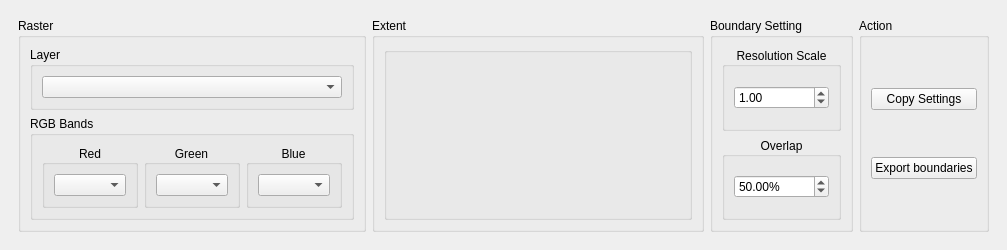
First picture: the form in ui/EncoderCopilot.ui, repository coolzhao/Geo-SAM, before the edit.
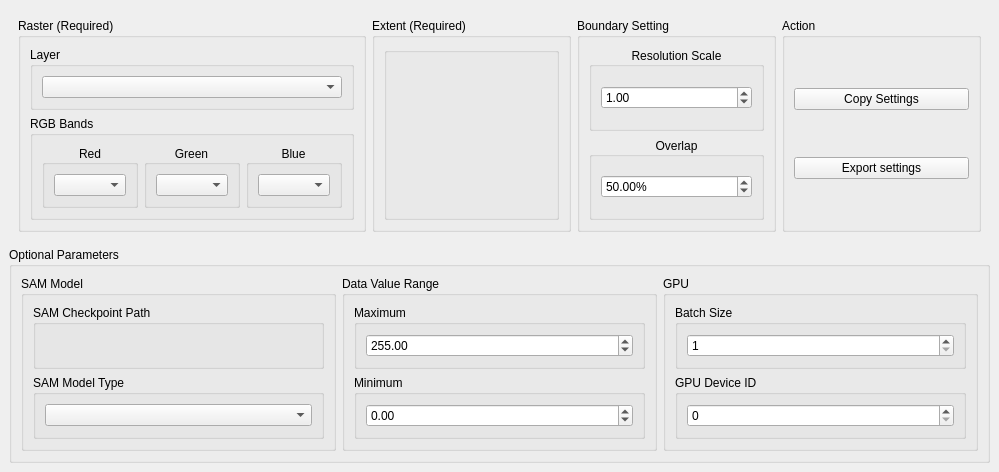
Second picture: the form after the edit. Custom widgets are drawn as their Qt base class.

Commit message: add all settings to EncoderCopilot & add export settings to file

What changed in the file:
```diff
--- a/ui/EncoderCopilot.ui
+++ b/ui/EncoderCopilot.ui
@@ -6,8 +6,8 @@
    <rect>
     <x>0</x>
     <y>0</y>
-    <width>1007</width>
-    <height>232</height>
+    <width>999</width>
+    <height>411</height>
    </rect>
   </property>
   <property name="maximumSize">
@@ -20,95 +20,22 @@
    <string>Encoder Copilot</string>
   </property>
   <widget class="QWidget" name="dockWidgetContents">
-   <layout class="QHBoxLayout" name="horizontalLayout">
+   <layout class="QGridLayout" name="gridLayout_12">
+    <item row="0" column="0">
+     <layout class="QVBoxLayout" name="verticalLayout_9">
     <item>
-     <widget class="QFrame" name="horizontalFrame">
+       <widget class="QWidget" name="horizontalWidget" native="true">
       <property name="maximumSize">
        <size>
         <width>160777</width>
         <height>360</height>
        </size>
       </property>
-      <layout class="QHBoxLayout" name="horizontalLayout_3" stretch="3,4,0,1">
-       <item>
-        <widget class="QGroupBox" name="groupBox_3">
-         <property name="title">
-          <string>Raster</string>
-         </property>
-         <layout class="QGridLayout" name="gridLayout_3">
-          <item row="1" column="0">
-           <widget class="QGroupBox" name="groupBox_2">
-            <property name="title">
-             <string>RGB Bands</string>
-            </property>
-            <layout class="QHBoxLayout" name="horizontalLayout_2">
-             <item>
-              <widget class="QGroupBox" name="groupBox_9">
-               <property name="title">
-                <string>Red</string>
-               </property>
-               <property name="alignment">
-                <set>Qt::AlignCenter</set>
-               </property>
-               <layout class="QGridLayout" name="gridLayout_9">
-                <item row="0" column="0">
-                 <widget class="QgsRasterBandComboBox" name="mRasterBandComboBox_R"/>
-                </item>
-               </layout>
-              </widget>
-             </item>
-             <item>
-              <widget class="QGroupBox" name="groupBox_10">
-               <property name="title">
-                <string>Green</string>
-               </property>
-               <property name="alignment">
-                <set>Qt::AlignCenter</set>
-               </property>
-               <layout class="QGridLayout" name="gridLayout_8">
-                <item row="0" column="0">
-                 <widget class="QgsRasterBandComboBox" name="mRasterBandComboBox_G"/>
-                </item>
-               </layout>
-              </widget>
-             </item>
-             <item>
-              <widget class="QGroupBox" name="groupBox_11">
-               <property name="title">
-                <string>Blue</string>
-               </property>
-               <property name="alignment">
-                <set>Qt::AlignCenter</set>
-               </property>
-               <layout class="QGridLayout" name="gridLayout_11">
-                <item row="0" column="0">
-                 <widget class="QgsRasterBandComboBox" name="mRasterBandComboBox_B"/>
-                </item>
-               </layout>
-              </widget>
-             </item>
-            </layout>
-           </widget>
-          </item>
-          <item row="0" column="0">
-           <widget class="QGroupBox" name="groupBox">
-            <property name="title">
-             <string>Layer</string>
-            </property>
-            <layout class="QGridLayout" name="gridLayout">
-             <item row="1" column="0">
-              <widget class="QgsMapLayerComboBox" name="mMapLayerComboBox"/>
-             </item>
-            </layout>
-           </widget>
-          </item>
-         </layout>
-        </widget>
-       </item>
-       <item>
+        <layout class="QGridLayout" name="gridLayout_10">
+         <item row="0" column="1">
         <widget class="QGroupBox" name="groupBox_4">
          <property name="title">
-          <string>Extent</string>
+            <string>Extent (Required)</string>
          </property>
          <layout class="QGridLayout" name="gridLayout_4">
           <item row="0" column="0">
@@ -124,7 +51,7 @@
          </layout>
         </widget>
        </item>
-       <item>
+         <item row="0" column="2">
         <widget class="QGroupBox" name="groupBox_5">
          <property name="title">
           <string>Boundary Setting</string>
@@ -204,7 +131,7 @@
          </layout>
         </widget>
        </item>
-       <item>
+         <item row="0" column="3">
         <widget class="QGroupBox" name="groupBox_8">
          <property name="title">
           <string>Action</string>
@@ -220,15 +147,233 @@
           <item row="1" column="0">
            <widget class="QPushButton" name="pushButton_4">
             <property name="text">
-             <string>Export boundaries</string>
+               <string>Export settings</string>
             </property>
            </widget>
           </item>
          </layout>
         </widget>
        </item>
-      </layout>
-     </widget>
+         <item row="0" column="0">
+          <widget class="QGroupBox" name="groupBox_3">
+           <property name="title">
+            <string>Raster (Required)</string>
+           </property>
+           <layout class="QGridLayout" name="gridLayout_3">
+            <item row="1" column="0">
+             <widget class="QGroupBox" name="groupBox_2">
+              <property name="title">
+               <string>RGB Bands</string>
+              </property>
+              <layout class="QHBoxLayout" name="horizontalLayout_2">
+               <item>
+                <widget class="QGroupBox" name="groupBox_9">
+                 <property name="title">
+                  <string>Red</string>
+                 </property>
+                 <property name="alignment">
+                  <set>Qt::AlignCenter</set>
+                 </property>
+                 <layout class="QGridLayout" name="gridLayout_9">
+                  <item row="0" column="0">
+                   <widget class="QgsRasterBandComboBox" name="RasterBandComboBox_R"/>
+                  </item>
+                 </layout>
+                </widget>
+               </item>
+               <item>
+                <widget class="QGroupBox" name="groupBox_10">
+                 <property name="title">
+                  <string>Green</string>
+                 </property>
+                 <property name="alignment">
+                  <set>Qt::AlignCenter</set>
+                 </property>
+                 <layout class="QGridLayout" name="gridLayout_8">
+                  <item row="0" column="0">
+                   <widget class="QgsRasterBandComboBox" name="RasterBandComboBox_G"/>
+                  </item>
+                 </layout>
+                </widget>
+               </item>
+               <item>
+                <widget class="QGroupBox" name="groupBox_11">
+                 <property name="title">
+                  <string>Blue</string>
+                 </property>
+                 <property name="alignment">
+                  <set>Qt::AlignCenter</set>
+                 </property>
+                 <layout class="QGridLayout" name="gridLayout_11">
+                  <item row="0" column="0">
+                   <widget class="QgsRasterBandComboBox" name="RasterBandComboBox_B"/>
+                  </item>
+                 </layout>
+                </widget>
+               </item>
+              </layout>
+             </widget>
+            </item>
+            <item row="0" column="0">
+             <widget class="QGroupBox" name="groupBox">
+              <property name="title">
+               <string>Layer</string>
+              </property>
+              <layout class="QGridLayout" name="gridLayout">
+               <item row="1" column="0">
+                <widget class="QgsMapLayerComboBox" name="MapLayerComboBox"/>
+               </item>
+              </layout>
+             </widget>
+            </item>
+           </layout>
+          </widget>
+         </item>
+        </layout>
+       </widget>
+      </item>
+      <item>
+       <widget class="QgsCollapsibleGroupBox" name="AdvancedParameterGroupBox">
+        <property name="title">
+         <string>Optional Parameters</string>
+        </property>
+        <property name="collapsed">
+         <bool>false</bool>
+        </property>
+        <property name="scrollOnExpand">
+         <bool>true</bool>
+        </property>
+        <layout class="QHBoxLayout" name="horizontalLayout_3" stretch="1,1,1">
+         <item>
+          <widget class="QGroupBox" name="groupBox_13">
+           <property name="title">
+            <string>SAM Model</string>
+           </property>
+           <layout class="QVBoxLayout" name="verticalLayout_2">
+            <item>
+             <widget class="QGroupBox" name="groupBox_12">
+              <property name="title">
+               <string>SAM Checkpoint Path</string>
+              </property>
+              <layout class="QHBoxLayout" name="horizontalLayout">
+               <item>
+                <widget class="QgsFileWidget" name="CheckpointFileWidget"/>
+               </item>
+              </layout>
+             </widget>
+            </item>
+            <item>
+             <widget class="QGroupBox" name="groupBox_14">
+              <property name="title">
+               <string>SAM Model Type</string>
+              </property>
+              <layout class="QVBoxLayout" name="verticalLayout">
+               <item>
+                <widget class="QComboBox" name="SAMModelComboBox"/>
+               </item>
+              </layout>
+             </widget>
+            </item>
+           </layout>
+          </widget>
+         </item>
+         <item>
+          <widget class="QGroupBox" name="groupBox_15">
+           <property name="title">
+            <string>Data Value Range</string>
+           </property>
+           <layout class="QVBoxLayout" name="verticalLayout_5">
+            <item>
+             <widget class="QGroupBox" name="groupBox_17">
+              <property name="title">
+               <string>Maximum</string>
+              </property>
+              <layout class="QVBoxLayout" name="verticalLayout_4">
+               <item>
+                <widget class="QDoubleSpinBox" name="MaxValueBox">
+                 <property name="minimum">
+                  <double>-9999999999999999493871352970740188669636450110134100730839040.000000000000000</double>
+                 </property>
+                 <property name="maximum">
+                  <double>99999999999999991611392.000000000000000</double>
+                 </property>
+                 <property name="value">
+                  <double>255.000000000000000</double>
+                 </property>
+                </widget>
+               </item>
+              </layout>
+             </widget>
+            </item>
+            <item>
+             <widget class="QGroupBox" name="groupBox_16">
+              <property name="title">
+               <string>Minimum</string>
+              </property>
+              <layout class="QVBoxLayout" name="verticalLayout_3">
+               <item>
+                <widget class="QDoubleSpinBox" name="MinValueBox">
+                 <property name="minimum">
+                  <double>-100000000000000004384584304507619735463404765184.000000000000000</double>
+                 </property>
+                 <property name="maximum">
+                  <double>100000000000000000620008645040778319495168.000000000000000</double>
+                 </property>
+                </widget>
+               </item>
+              </layout>
+             </widget>
+            </item>
+           </layout>
+          </widget>
+         </item>
+         <item>
+          <widget class="QGroupBox" name="groupBox_18">
+           <property name="title">
+            <string>GPU </string>
+           </property>
+           <layout class="QVBoxLayout" name="verticalLayout_8">
+            <item>
+             <widget class="QGroupBox" name="groupBox_19">
+              <property name="title">
+               <string>Batch Size</string>
+              </property>
+              <layout class="QVBoxLayout" name="verticalLayout_6">
+               <item>
+                <widget class="QSpinBox" name="BatchSizeBox">
+                 <property name="minimum">
+                  <number>1</number>
+                 </property>
+                 <property name="maximum">
+                  <number>999999999</number>
+                 </property>
+                 <property name="value">
+                  <number>1</number>
+                 </property>
+                </widget>
+               </item>
+              </layout>
+             </widget>
+            </item>
+            <item>
+             <widget class="QGroupBox" name="groupBox_20">
+              <property name="title">
+               <string>GPU Device ID</string>
+              </property>
+              <layout class="QVBoxLayout" name="verticalLayout_7">
+               <item>
+                <widget class="QSpinBox" name="DeviceIDBox"/>
+               </item>
+              </layout>
+             </widget>
+            </item>
+           </layout>
+          </widget>
+         </item>
+        </layout>
+       </widget>
+      </item>
+     </layout>
     </item>
    </layout>
   </widget>
@@ -257,6 +402,11 @@
    <header>qgsextentgroupbox.h</header>
    <container>1</container>
   </customwidget>
+  <customwidget>
+   <class>QgsFileWidget</class>
+   <extends>QWidget</extends>
+   <header>qgsfilewidget.h</header>
+  </customwidget>
   <customwidget>
    <class>QgsMapLayerComboBox</class>
    <extends>QComboBox</extends>
```
Left out of the diff: 8 changed lines with no effect on the pictures. Lines whose indentation alone changed are shown as unchanged. The commit also changes 1 other file.
